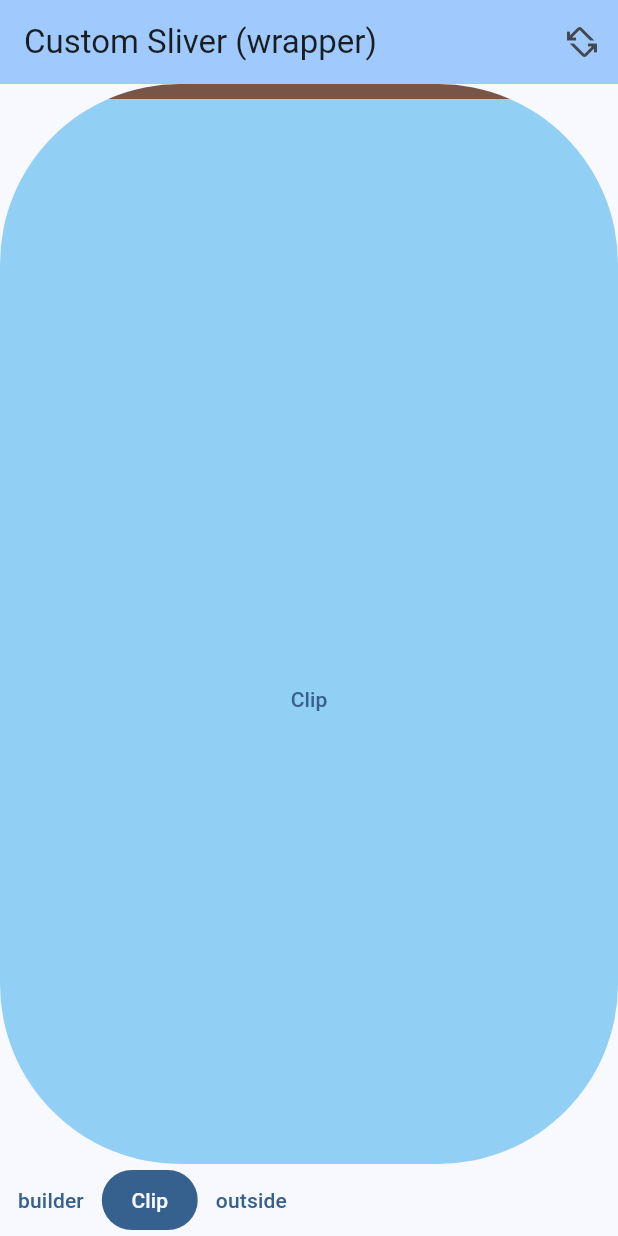
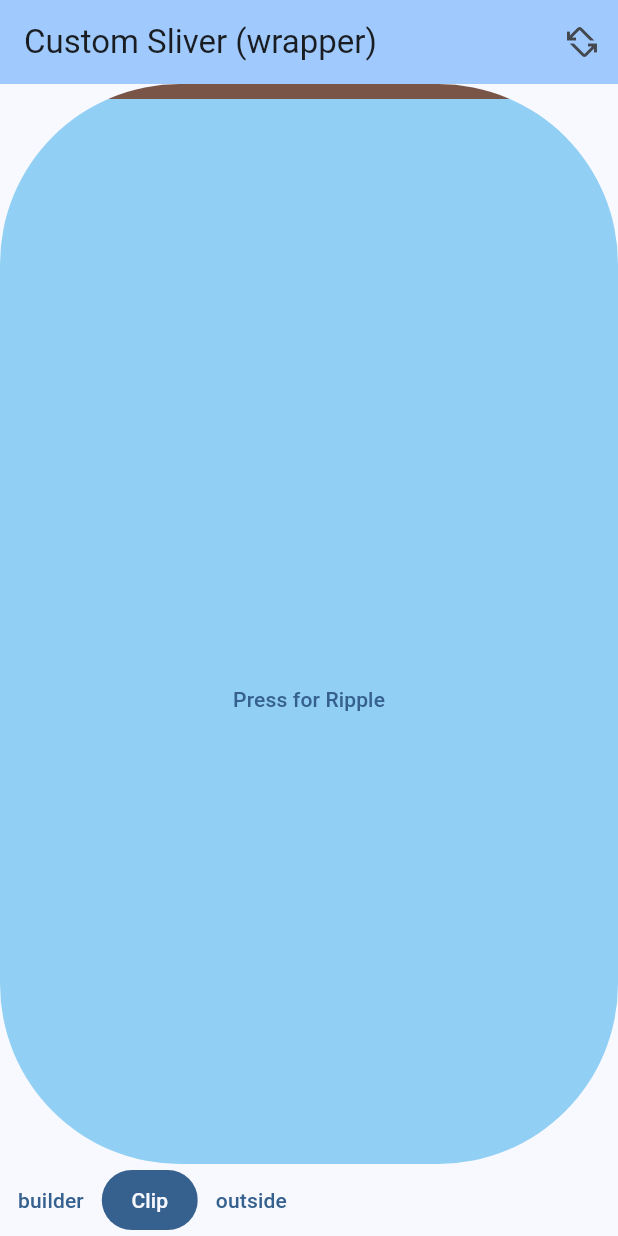
Before and after one commit to JoanSchi/custom_sliver, a Flutter app: the screen it shows after launch, scrolled down 576 dp, after a tap on "Clip", on a phone screen of 412 x 824 dp. Run offline on Flutter 3.47's test engine with Material 2 defaults, Android fonts, the phone set to English and light mode, and no system bars.

Commit message:
fix correction sliverLayerPadding

```diff
--- a/example_sliver_back_fore_ground/lib/clip_example.dart
+++ b/example_sliver_back_fore_ground/lib/clip_example.dart
@@ -65,7 +65,7 @@ class ClipExample extends StatelessWidget {
                   color: const Color.fromARGB(255, 145, 208, 244),
                   child: OverflowBox(
                       child: TextButton(
-                    child: const Text('Clip'),
+                    child: const Text('Press for Ripple'),
                     onPressed: () {},
                   ))),
               Container(
@@ -146,7 +146,7 @@ class ClipExample extends StatelessWidget {
                   color: const Color.fromARGB(255, 145, 208, 244),
                   child: OverflowBox(
                       child: TextButton(
-                    child: const Text('Clip'),
+                    child: const Text('Press for Ripple'),
                     onPressed: () {},
                   ))),
               Container(
--- a/example_sliver_back_fore_ground/lib/sliver_layer_build.dart
+++ b/example_sliver_back_fore_ground/lib/sliver_layer_build.dart
@@ -44,7 +44,7 @@ class SliverLayerBuilderExample extends StatelessWidget {
     } else {
       width = 300.0;
       edgeWidth = 40.0;
-      edgeWidth2 = 56.0;
+      edgeWidth2 = 64.0;
       spacerWidth = 800.0;
     }
 
@@ -86,9 +86,9 @@ class SliverLayerBuilderExample extends StatelessWidget {
                       width: edgeWidth2,
                       color: Colors.white.withOpacity(0.5),
                       child: TextButton(
-                        child: const Text('F'),
+                        child: const Text('Press'),
                         onPressed: () {
-                          debugPrint('F');
+                          debugPrint('Press');
                         },
                       )),
                   SizedBox(
@@ -126,9 +126,57 @@ class SliverLayerBuilderExample extends StatelessWidget {
                       width: edgeWidth2,
                       color: Colors.white.withOpacity(0.5),
                       child: TextButton(
-                        child: const Text('L'),
+                        child: const Text('Press'),
                         onPressed: () {
-                          debugPrint('L');
+                          debugPrint('Press');
+                        },
+                      )),
+                ])),
+              ),
+            ),
+            SliverLayerBuilder(
+              delegate: TopSliverLayerDelegate(axis),
+            )
+          ],
+        ),
+        SliverList(
+          delegate: SliverChildListDelegate.fixed([
+            Container(
+              height: edgeHeight,
+              width: edgeWidth,
+              color: Colors.brown,
+            ),
+            Container(
+              height: spacerHeight,
+              width: spacerWidth,
+              color: const Color.fromARGB(255, 145, 208, 244),
+            ),
+            Container(
+              height: edgeHeight,
+              width: edgeWidth,
+              color: Colors.brown,
+            ),
+          ]),
+        ),
+        SliverLayerBox(
+          children: [
+            SliverLayerBuilder(
+              delegate: BackgroundSliverLayerDelegate(axis),
+            ),
+            SliverLayerPadding(
+              padding: const EdgeInsets.all(10.0),
+              sliver: SliverLayerClipRRect(
+                borderRadius: const BorderRadius.all(Radius.circular(40)),
+                sliver: SliverList(
+                    delegate: SliverChildListDelegate.fixed([
+                  Container(
+                      height: height,
+                      width: width,
+                      color: Colors.white.withOpacity(0.5),
+                      child: TextButton(
+                        child: const Text('Press'),
+                        onPressed: () {
+                          debugPrint('Press');
                         },
                       )),
                 ])),
--- a/lib/sliver_layer/sliver_layer_padding.dart
+++ b/lib/sliver_layer/sliver_layer_padding.dart
@@ -14,6 +14,8 @@
 //
 // You should have received a copy of the GNU General Public License
 // along with custom_sliver.  If not, see <http://www.gnu.org/licenses/>.
+
+import 'dart:ui';
 
 import 'package:flutter/cupertino.dart';
 import 'package:flutter/rendering.dart';
@@ -383,7 +385,9 @@ abstract class RenderSliverLayerEdgeInsetsPadding extends RenderSliver
     /// omdat anders layoutExtent niet constant is
     ///
     ///
-    final double correction = beforePadding;
+    final double correction =
+        clampDouble(constraints.scrollOffset, 0.0, beforePadding);
+    //beforePadding;
     //werkt goed
     double layoutExtent = math.max(
         0.0,
@@ -425,7 +429,8 @@ abstract class RenderSliverLayerEdgeInsetsPadding extends RenderSliver
       paintExtent: paintExtent,
       layoutExtent: layoutExtent,
       cacheExtent: cacheExtent,
-      maxPaintExtent: mainAxisPadding + childLayoutGeometry.maxPaintExtent,
+      maxPaintExtent:
+          correction + mainAxisPadding + childLayoutGeometry.maxPaintExtent,
       hitTestExtent: math.max(
         mainAxisPadding + childLayoutGeometry.paintExtent,
         beforePadding + childLayoutGeometry.hitTestExtent,
```
